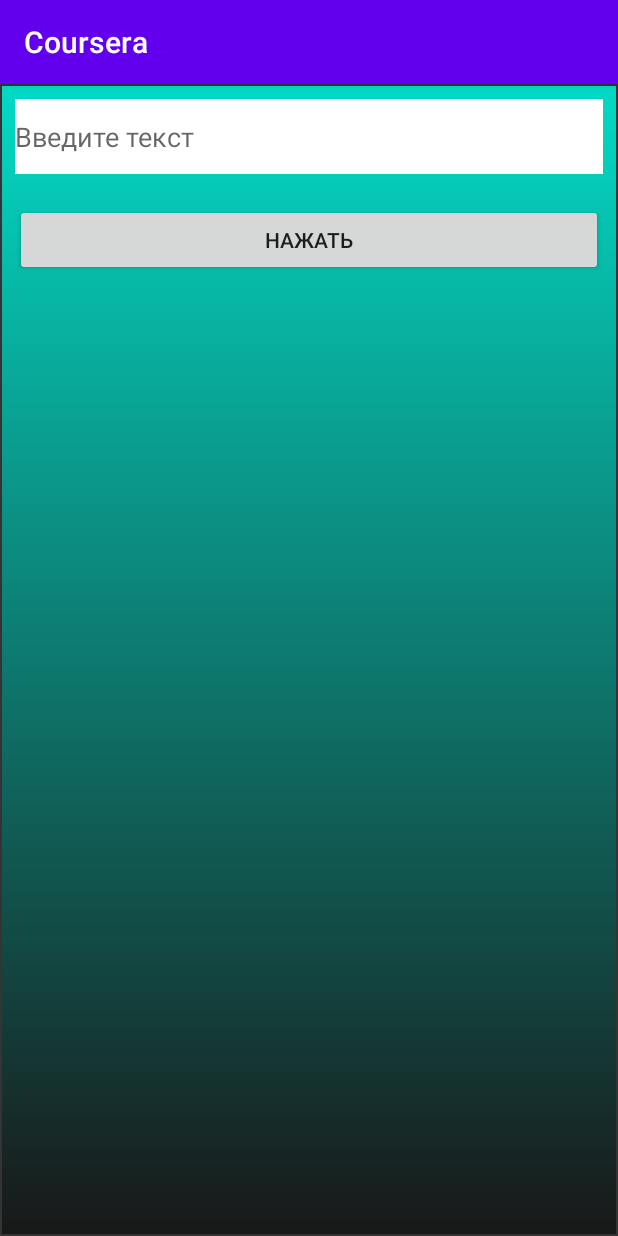
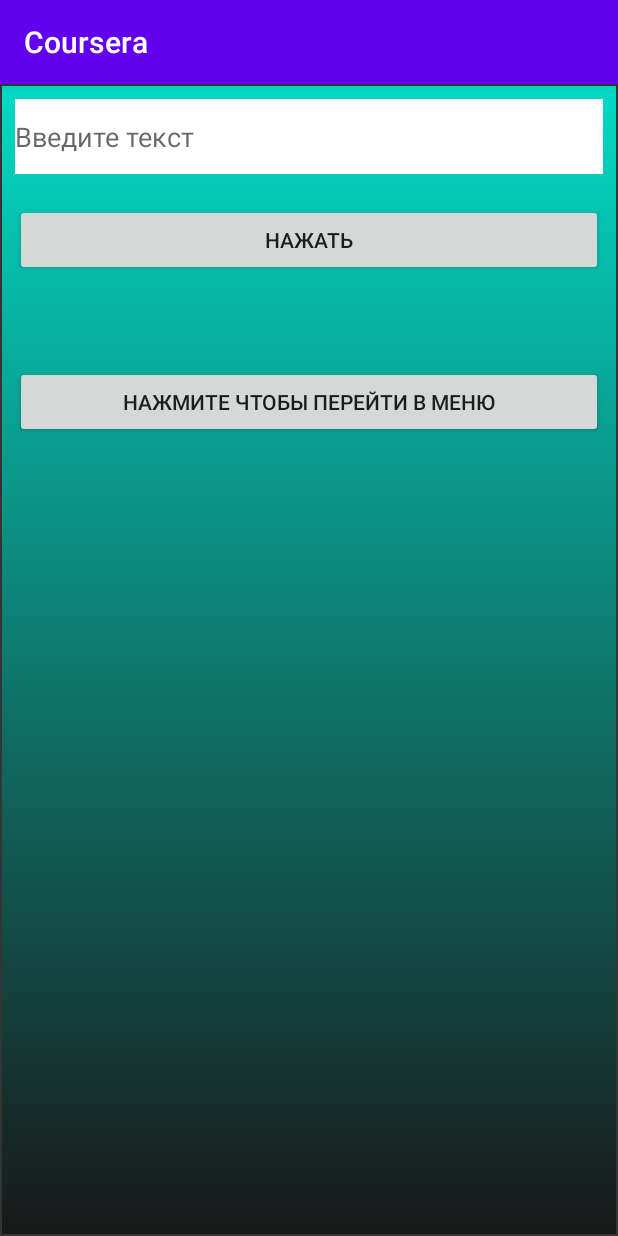
Before and after one commit to KMN24/Coursera, an Android app: the screen it shows after launch (MainActivity), on a phone screen of 412 x 824 dp. Run offline under Robolectric (Android 15) with nearby library versions, the phone set to English and light mode, and no system bars.

```diff
--- a/app/src/main/AndroidManifest.xml
+++ b/app/src/main/AndroidManifest.xml
@@ -21,6 +21,10 @@
 
         </activity>
 
+        <activity android:name=".ThirdActivity">
+
+        </activity>
+
     </application>
 
 </manifest>
--- a/app/src/main/java/com/kmn/coursera/MainActivity.java
+++ b/app/src/main/java/com/kmn/coursera/MainActivity.java
@@ -17,11 +17,20 @@ public class MainActivity extends AppCompatActivity {
 
     private EditText mTextInput;
     private Button mBtnClick;
+    private Button mBtnOpenMenu;
 
     private View.OnClickListener mOnTextInputListener = new View.OnClickListener() {
         @Override
         public void onClick(View v) {
             showMessage();
+        }
+    };
+
+    private  View.OnClickListener mOnButtonMenuOpenListener = new View.OnClickListener() {
+        @Override
+        public void onClick(View v) {
+            Intent startMenuOpenActivity = new Intent(MainActivity.this, ThirdActivity.class);
+            startActivity(startMenuOpenActivity);
         }
     };
 
@@ -41,7 +50,9 @@ public class MainActivity extends AppCompatActivity {
 
         mTextInput = findViewById(R.id.etInput);
         mBtnClick = findViewById(R.id.btn_click);
+        mBtnOpenMenu = findViewById(R.id.btn_openMenu);
 
         mBtnClick.setOnClickListener(mOnTextInputListener);
+        mBtnOpenMenu.setOnClickListener(mOnButtonMenuOpenListener);
     }
 }
--- a/app/src/main/res/layout/activity_main.xml
+++ b/app/src/main/res/layout/activity_main.xml
@@ -16,7 +16,8 @@
 
     <LinearLayout
         android:layout_width="match_parent"
-        android:layout_height="wrap_content">
+        android:layout_height="wrap_content"
+        android:orientation="vertical">
 
         <Button
             android:id="@+id/btn_click"
@@ -24,5 +25,14 @@
             android:layout_height="wrap_content"
             android:layout_margin="10dp"
             android:text="@string/btn_click_input" />
+        <Button
+            android:id="@+id/btn_openMenu"
+            android:text="@string/openMenu"
+            android:layout_width="match_parent"
+            android:layout_height="wrap_content"
+            android:layout_marginTop="50dp"
+            android:layout_marginLeft="10dp"
+            android:layout_marginRight="10dp"/>
+
     </LinearLayout>
 </LinearLayout>
--- a/app/src/main/res/values/strings.xml
+++ b/app/src/main/res/values/strings.xml
@@ -3,5 +3,9 @@
     <string name="text_input">Введите текст</string>
     <string name="btn_click_input">Нажать</string>
     <string name="btn_chrome">Нажмите, чтобы перейти в Chrome</string>
+    <string name="settings">Settings</string>
+    <string name="search">Search</string>
+    <string name="exit">Exit</string>
+    <string name="openMenu">Нажмите чтобы перейти в меню</string>
 
 </resources>
```
Also changed, not shown: app/src/main/java/com/kmn/coursera/ThirdActivity.java (added, +51 -0 lines), app/src/main/res/layout/third_layout.xml (added, +7 -0 lines), app/src/main/res/menu/main_menu.xml (added, +13 -0 lines).
